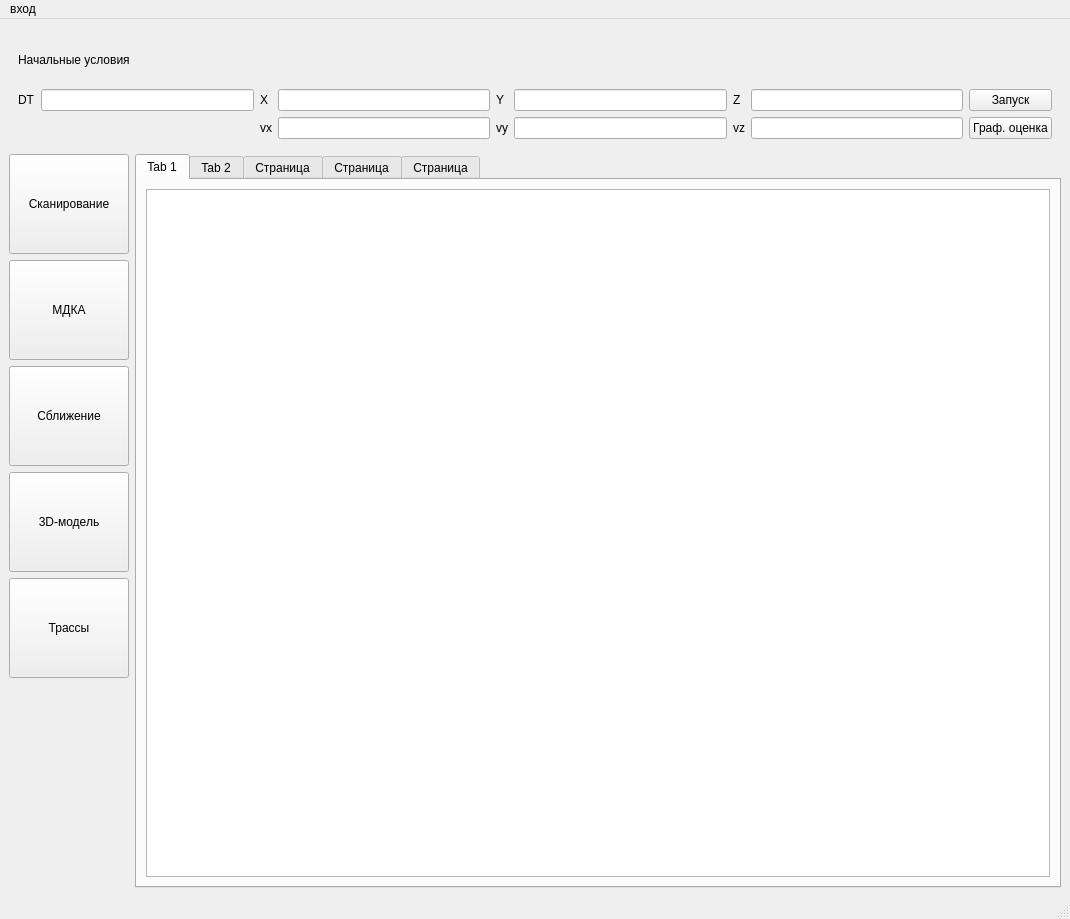
Old version of the form mainwindow.ui in the repository MaryBark/SSMZP.
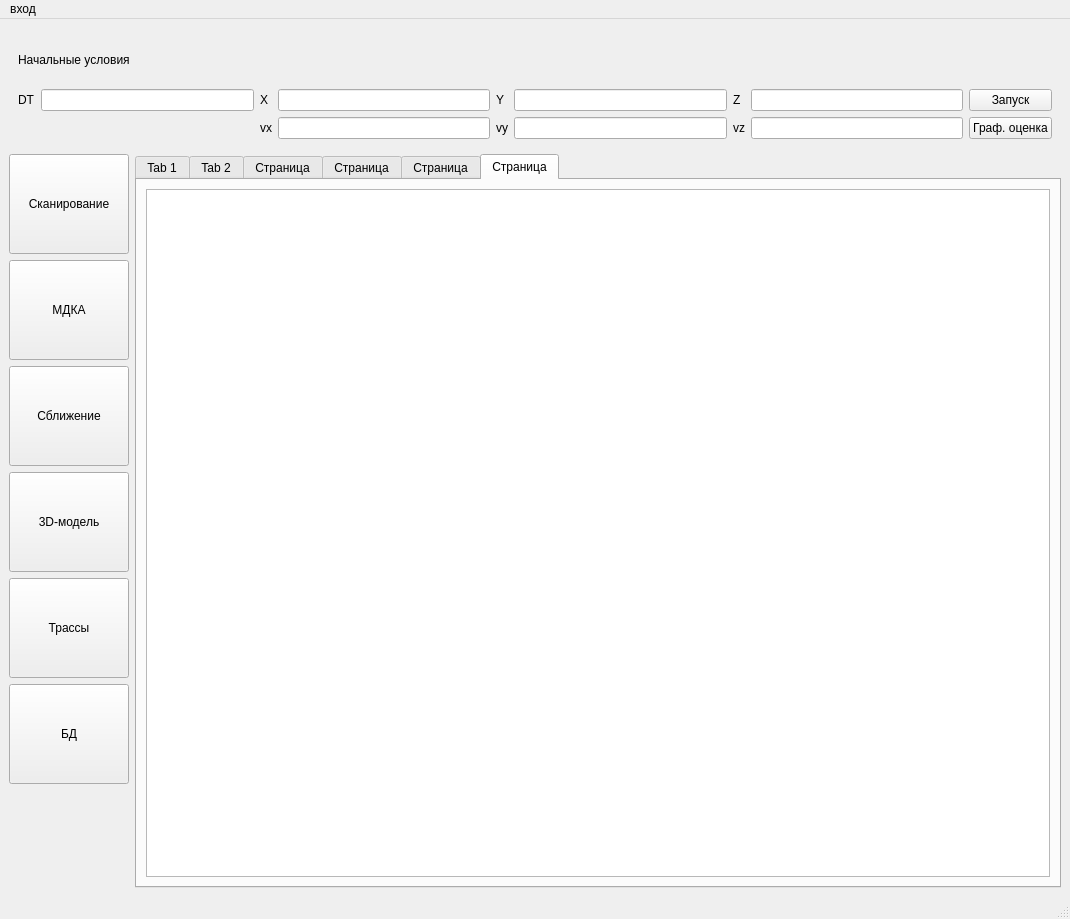
New version of the form. The open tabs and pages were chosen to show the change.

What changed in the file:
```diff
--- a/mainwindow.ui
+++ b/mainwindow.ui
@@ -316,6 +316,25 @@
         </property>
        </widget>
       </item>
+      <item>
+       <widget class="QPushButton" name="pushButtonBD">
+        <property name="minimumSize">
+         <size>
+          <width>120</width>
+          <height>100</height>
+         </size>
+        </property>
+        <property name="maximumSize">
+         <size>
+          <width>120</width>
+          <height>100</height>
+         </size>
+        </property>
+        <property name="text">
+         <string>БД</string>
+        </property>
+       </widget>
+      </item>
       <item>
        <spacer name="verticalSpacer">
         <property name="orientation">
@@ -382,6 +401,16 @@
         </item>
        </layout>
       </widget>
+      <widget class="QWidget" name="tab_6">
+       <attribute name="title">
+        <string>Страница</string>
+       </attribute>
+       <layout class="QVBoxLayout" name="verticalLayout_3">
+        <item>
+         <widget class="QTableView" name="tableView_3"/>
+        </item>
+       </layout>
+      </widget>
      </widget>
     </item>
    </layout>
```
